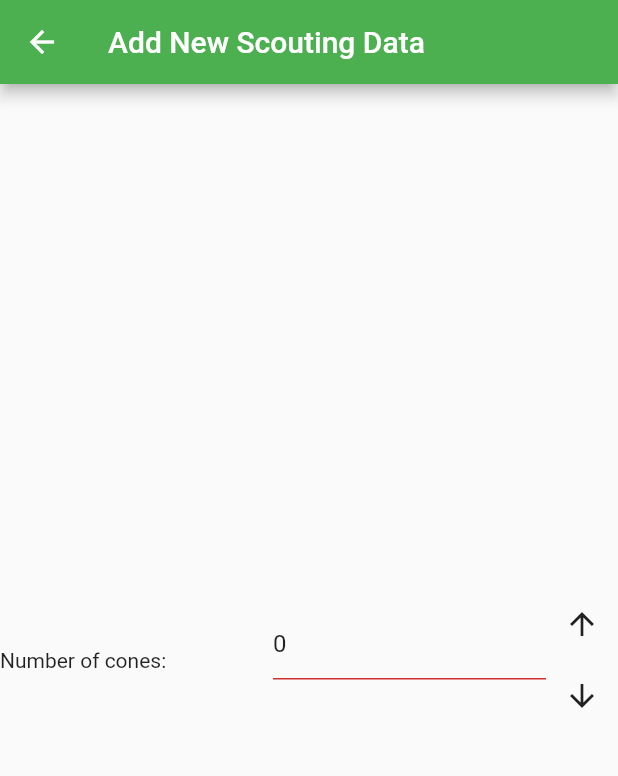
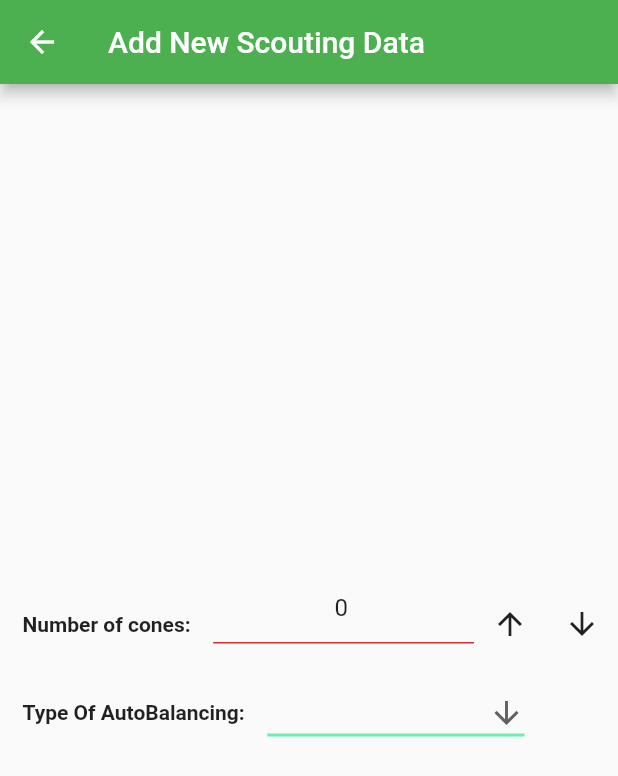
Before and after one commit to jainbot27/scoutingapp, a Flutter app: the NewData screen opened directly, on a phone screen of 412 x 824 dp. Shown: the top 776 px of the screen. Run offline on Flutter 3.47's test engine with Material 2 defaults, Android fonts, the phone set to English and light mode, and no system bars.

Commit message:
added dropdown menus

```diff
--- /dev/null
+++ b/lib/design/my_dropdown_menu.dart
@@ -0,0 +1,45 @@
+import 'package:flutter/material.dart';
+
+class MyDropdownMenu extends StatefulWidget {
+  final List<String> list;
+  MyDropdownMenu({Key? key, required this.list}) : super(key: key);
+  // ignore: library_private_types_in_public_api
+  final _MyDropdownMenuState test = _MyDropdownMenuState();
+
+  String getCurrentValue() {
+    return test.currentValue;
+  }
+
+  @override
+  // ignore: no_logic_in_create_state
+  State<MyDropdownMenu> createState() => test;
+}
+
+class _MyDropdownMenuState extends State<MyDropdownMenu> {
+  late String currentValue = "";
+
+  @override
+  Widget build(BuildContext context) {
+    return DropdownButton<String>(
+      value: currentValue.isNotEmpty ? currentValue : null,
+      icon: const Icon(Icons.arrow_downward),
+      elevation: 16,
+      style: const TextStyle(color: Colors.green),
+      underline: Container(
+        height: 2,
+        color: Colors.greenAccent,
+      ),
+      onChanged: (String? value) {
+        setState(() {
+          currentValue = value!;
+        });
+      },
+      items: widget.list.map<DropdownMenuItem<String>>((String value) {
+        return DropdownMenuItem<String>(
+          value: value,
+          child: Text(value),
+        );
+      }).toList(),
+    );
+  }
+}
--- a/lib/design/new_data.dart
+++ b/lib/design/new_data.dart
@@ -1,15 +1,23 @@
 import 'package:flutter/material.dart';
+import "package:scoutingapp/design/my_dropdown_menu.dart";
 
 class NewData extends StatefulWidget {
   const NewData({super.key});
 
   @override
+  // ignore: library_private_types_in_public_api
   _NewDataState createState() => _NewDataState();
 }
 
 class _NewDataState extends State<NewData> {
   TextEditingController conesController = TextEditingController(text: "0");
-  String errorString = "";
+  String conesErrorStr = "";
+  List<String> autoDockList = [
+    "Did not dock",
+    "Docked but Unbalanced",
+    "Balanced Dock"
+  ];
+  late MyDropdownMenu autoDockMenu = MyDropdownMenu(list: autoDockList);
 
   @override
   Widget build(BuildContext context) {
@@ -24,29 +32,35 @@ class _NewDataState extends State<NewData> {
               Row(
                 mainAxisAlignment: MainAxisAlignment.spaceEvenly,
                 children: [
-                  const Expanded(
-                    child: Text("Number of cones:"),
-                  ),
+                  const Padding(
+                      padding: EdgeInsets.all(15),
+                      child: Text(
+                        "Number of cones:",
+                        style: TextStyle(
+                          fontWeight: FontWeight.bold,
+                        ),
+                      )),
                   Expanded(
                       child: TextFormField(
+                    textAlign: TextAlign.center,
                     decoration: InputDecoration(
                         hintStyle: const TextStyle(color: Colors.green),
                         hintText: "Enter numbers only",
-                        errorText: errorString),
+                        errorText: conesErrorStr),
                     controller: conesController,
                     onChanged: (text) {
                       setState(() {
                         if (text == "") {
-                          errorString = "Please Type in a Value";
+                          conesErrorStr = "Please Type in a Value";
                         } else if (double.tryParse(text) == null) {
-                          errorString = "Please Enter a Number";
+                          conesErrorStr = "Please Enter a Number";
                         } else {
-                          errorString = "";
+                          conesErrorStr = "";
                         }
                       });
                     },
                   )),
-                  Column(
+                  Row(
                     mainAxisAlignment: MainAxisAlignment.center,
                     children: [
                       IconButton(
@@ -74,6 +88,20 @@ class _NewDataState extends State<NewData> {
                     ],
                   )
                 ],
+              ),
+              Row(
+                mainAxisAlignment: MainAxisAlignment.start,
+                children: [
+                  const Padding(
+                      padding: EdgeInsets.all(15),
+                      child: Text(
+                        "Type Of AutoBalancing:",
+                        style: TextStyle(
+                          fontWeight: FontWeight.bold,
+                        ),
+                      )),
+                  autoDockMenu
+                ],
               )
             ],
           ),
```
